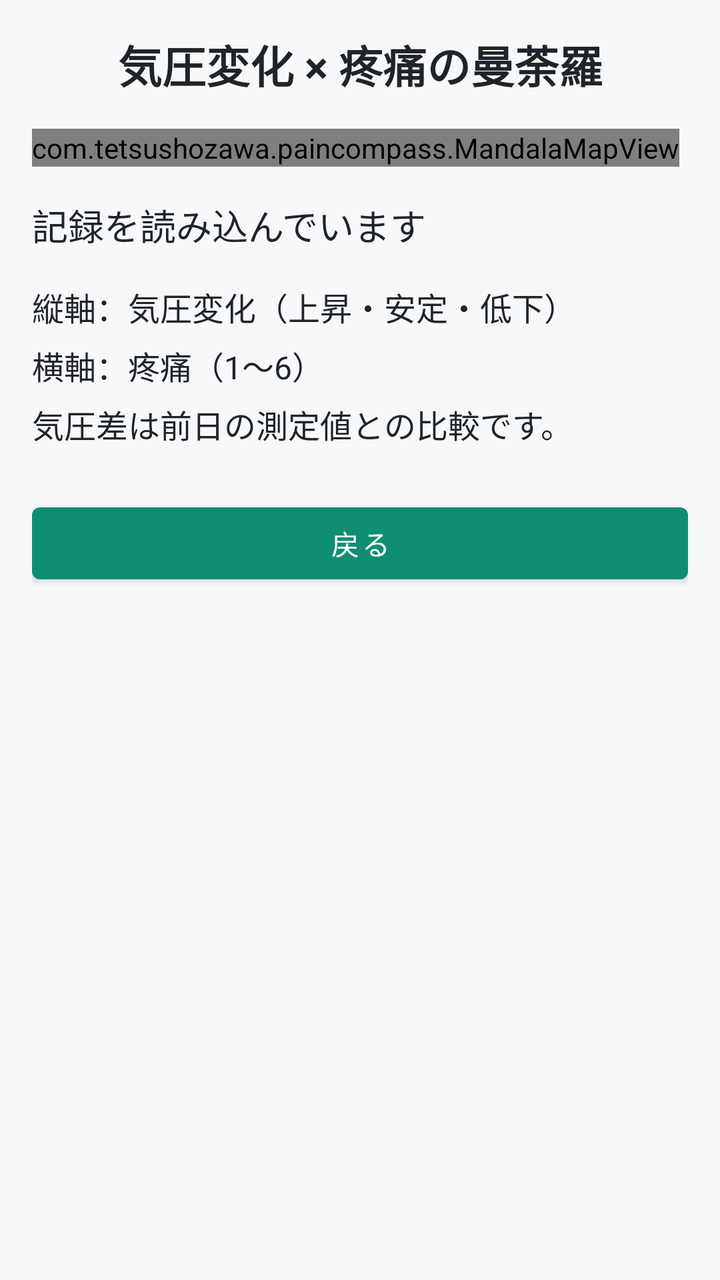
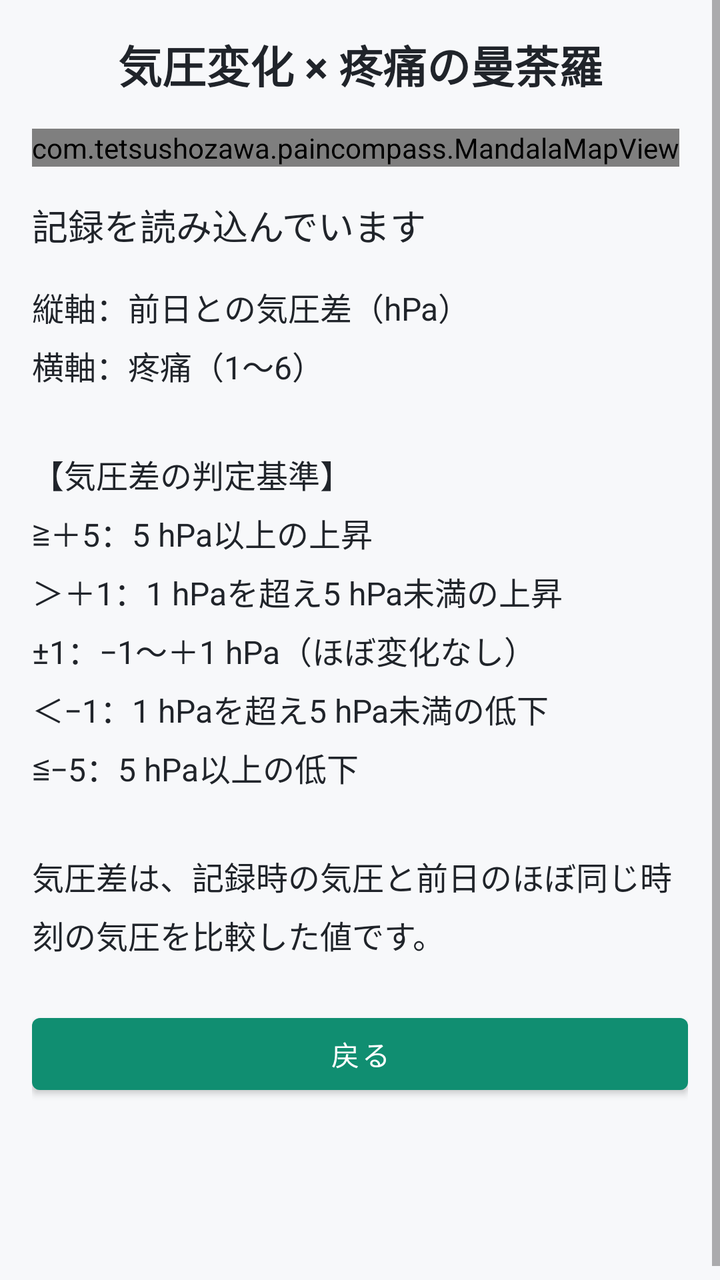

Compare the two renders of this Android layout. The source of the first and the diff that turns it into the second are given below.
<!-- AndroidManifest.xml: application theme Theme.PainRecord001 -->
<!-- res/layout/activity_pressure_mandala.xml -->
<ScrollView
    xmlns:android="http://schemas.android.com/apk/res/android"
    android:layout_width="match_parent"
    android:layout_height="match_parent"
    android:background="@color/screen_background"
    android:fillViewport="true">
    <LinearLayout
        android:layout_width="match_parent"
        android:layout_height="wrap_content"
        android:orientation="vertical"
        android:padding="16dp">

        <TextView
            android:layout_width="match_parent"
            android:layout_height="wrap_content"
            android:text="気圧変化 × 疼痛の曼荼羅"
            android:textSize="22sp"
            android:textStyle="bold"
            android:gravity="center"
            android:layout_marginBottom="16dp"
            android:textColor="@color/text_primary"/>

        <HorizontalScrollView
            android:layout_width="match_parent"
            android:layout_height="wrap_content"
            android:fillViewport="false">

            <com.tetsushozawa.paincompass.MandalaMapView
                android:id="@+id/pressureMandalaMapView"
                android:layout_width="wrap_content"
                android:layout_height="wrap_content"/>

        </HorizontalScrollView>

        <TextView
            android:id="@+id/pressureMandalaRecordsText"
            android:layout_width="match_parent"
            android:layout_height="wrap_content"
            android:text="記録を読み込んでいます"
            android:textSize="18sp"
            android:layout_marginTop="16dp"
            android:textColor="@color/text_primary" />

        <TextView
            android:layout_width="match_parent"
            android:layout_height="wrap_content"
            android:text="縦軸：気圧変化（上昇・安定・低下）&#10;横軸：疼痛（1〜6）&#10;気圧差は前日の測定値との比較です。"
            android:textSize="16sp"
            android:lineSpacingExtra="6dp"
            android:layout_marginTop="16dp"
            android:textColor="@color/text_primary" />

        <Button
            android:id="@+id/pressureMandalaBackButton"
            android:layout_width="match_parent"
            android:layout_height="wrap_content"
            android:text="戻る"
            android:layout_marginTop="24dp"/>

        <Space
            android:layout_width="match_parent"
            android:layout_height="80dp"/>

    </LinearLayout>
</ScrollView>
<!-- resources referenced by this layout -->
<resources>
  <color name="screen_background">#FFF7F8FA</color>
  <color name="text_primary">#FF20242A</color>
  <style name="Theme.PainRecord001" parent="Theme.MaterialComponents.DayNight.NoActionBar">
          
          <item name="colorPrimary">@color/accent</item>
          <item name="colorPrimaryVariant">@color/mandala_button</item>
          <item name="colorOnPrimary">@color/white</item>
          
          <item name="colorSecondary">@color/teal_200</item>
          <item name="colorSecondaryVariant">@color/teal_700</item>
          <item name="colorOnSecondary">@color/black</item>
          
          <item name="android:statusBarColor">?attr/colorPrimaryVariant</item>
          
      </style>
  <color name="accent">#FF108E71</color>
  <color name="mandala_button">#FF1F4C8E</color>
  <color name="white">#FFFFFFFF</color>
  <color name="teal_200">#FF03DAC5</color>
  <color name="teal_700">#FF018786</color>
  <color name="black">#FF000000</color>
</resources>

<!-- the commit's change to res/layout/activity_pressure_mandala.xml (unified diff, before → after) -->
@@ -44,7 +44,7 @@
         <TextView
             android:layout_width="match_parent"
             android:layout_height="wrap_content"
-            android:text="縦軸：気圧変化（上昇・安定・低下）&#10;横軸：疼痛（1〜6）&#10;気圧差は前日の測定値との比較です。"
+            android:text="縦軸：前日との気圧差（hPa）&#10;横軸：疼痛（1〜6）&#10;&#10;【気圧差の判定基準】&#10;≧＋5：5 hPa以上の上昇&#10;＞＋1：1 hPaを超え5 hPa未満の上昇&#10;±1：−1〜＋1 hPa（ほぼ変化なし）&#10;＜−1：1 hPaを超え5 hPa未満の低下&#10;≦−5：5 hPa以上の低下&#10;&#10;気圧差は、記録時の気圧と前日のほぼ同じ時刻の気圧を比較した値です。"
             android:textSize="16sp"
             android:lineSpacingExtra="6dp"
             android:layout_marginTop="16dp"
